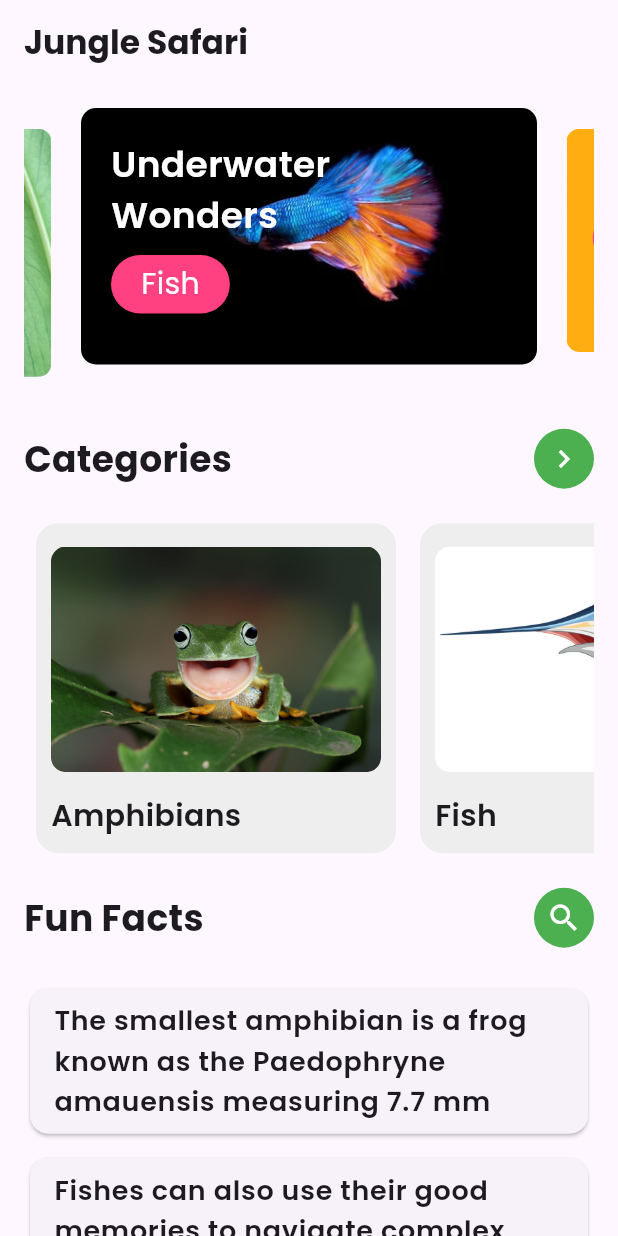
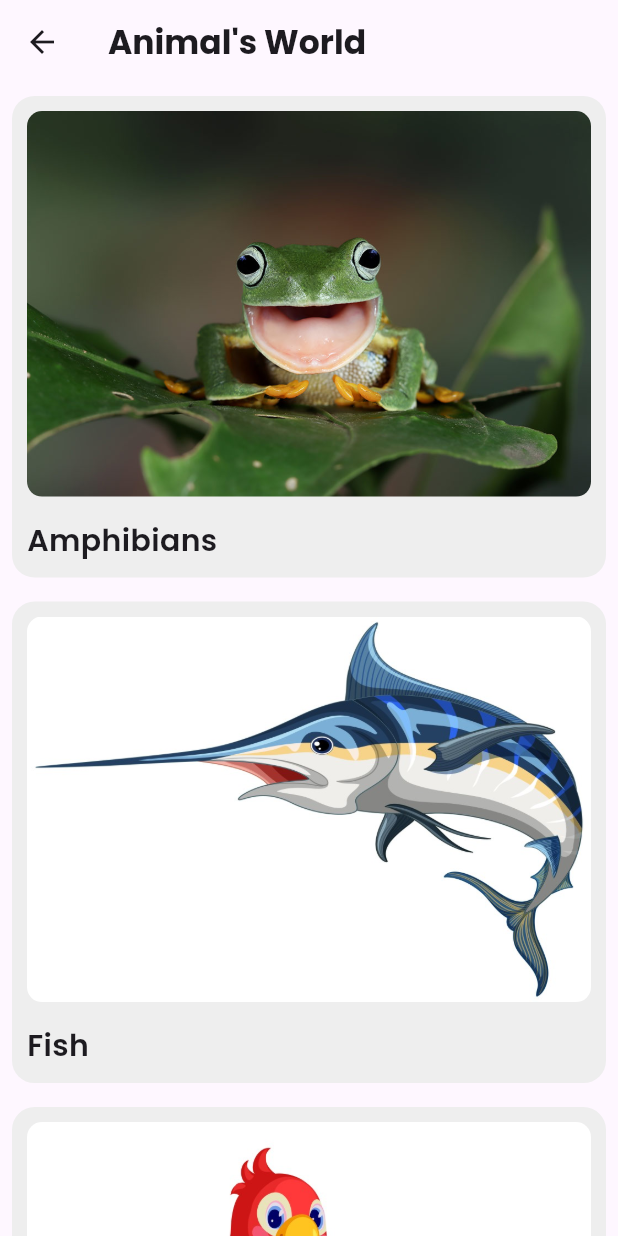
Before and after one commit to thatskishan/animal_database, a Flutter app: the screen it shows after launch, after a tap on the "navigate next" icon, on a phone screen of 412 x 824 dp. Run offline on Flutter 3.47's test engine with Material 2 defaults, Android fonts, the phone set to English and light mode, and no system bars; drawn by our look-alikes of carousel_slider; our stand-ins replace google_fonts, loading_animation_widget, sqflite; accounts and stored records are empty.

Commit message:
New Commit

```diff
--- a/lib/helper/db_helper.dart
+++ b/lib/helper/db_helper.dart
@@ -46,25 +46,71 @@ class DBHelper {
     return image;
   }
 
-  Future fetchRecordTitle() async {
+  Future insertCategoryRecord() async {
+    await initDB();
+
+    String query = "INSERT INTO animal(Title,Button,Image) VALUES(?, ?, ?, ?);";
+
+    List args = [
+      Global.categories.length,
+    ];
+
+    return await db!.rawInsert(query, args);
+  }
+
+  Future fetchCategoryRecord() async {
     await initDB();
 
     String query = "SELECT * FROM animal;";
-    List allTitle = await db!.rawQuery(query);
+    List allImage = await db!.rawQuery(query);
 
-    List title = Global.slider;
+    List cat = Global.categories;
 
-    return title;
+    return cat;
+  }
+}
+
+class DBHelpers {
+  DBHelpers._();
+  static final DBHelpers dbHelpers = DBHelpers._();
+
+  Database? db;
+
+  Future<void> initDB() async {
+    var directory = await getDatabasesPath();
+    String path = join(directory, "category.db");
+
+    db = await openDatabase(
+      path,
+      version: 5,
+      onCreate: (Database db, int ver) async {
+        String query =
+            "CREATE TABLE IF NOT EXISTS databsecat(Id INTEGER PRIMARY KEY AUTOINCREMENT,Name TEXT NOT NULL,Des TEXT NOT NULL, image BLOB);";
+        await db.execute(query);
+      },
+    );
   }
 
-  Future fetchRecordButton() async {
+  Future insertRecord() async {
     await initDB();
 
-    String query = "SELECT * FROM animal;";
-    List allButton = await db!.rawQuery(query);
+    String query = "INSERT INTO databsecat(Name,Image,Des) VALUES(?, ?, ?, ?);";
 
-    List button = Global.slider;
+    List args = [
+      Global.categories.length,
+    ];
 
-    return button;
+    return await db!.rawInsert(query, args);
+  }
+
+  Future fetchRecord() async {
+    await initDB();
+
+    String query = "SELECT * FROM databsecat;";
+    List allImage = await db!.rawQuery(query);
+
+    List image = Global.categories;
+
+    return image;
   }
 }
--- a/lib/main.dart
+++ b/lib/main.dart
@@ -1,4 +1,5 @@
-import 'package:animal_database/views/screens/animal_home.dart';
+import 'package:animal_database/views/screens/categories.dart';
+import 'package:animal_database/views/screens/splash_screen.dart';
 import 'package:flutter/material.dart';
 
 void main() {
@@ -9,7 +10,9 @@ void main() {
         useMaterial3: true,
       ),
       routes: {
-        '/': (context) => const AnimalHome(),
+        // '/': (context) => const AnimalHome(),
+        '/': (context) => const SplashScreen(),
+        'animal_categories': (context) => const AnimalCategories(),
       },
     ),
   );
--- a/lib/modals/globals.dart
+++ b/lib/modals/globals.dart
@@ -16,4 +16,43 @@ class Global {
       'button': 'Frogs',
     },
   ];
+
+  static List categories = [
+    {
+      'image': 'assets/images/amphibians.jpeg',
+      'name': 'Amphibians',
+      'des':
+          'Amphibians are four-limbed and ectothermic vertebrates of the class Amphibia. All living amphibians belong to the group Lissamphibia. They inhabit a wide variety of habitats, with most species living within terrestrial, fossorial, arboreal or freshwater aquatic ecosystems. Thus amphibians typically start out as larvae living in water, but some species have developed behavioural adaptations to bypass this.',
+    },
+    {
+      'image': 'assets/images/fish.jpg',
+      'name': 'Fish',
+      'des':
+          'Fish are aquatic, craniate, gill-bearing animals that lack limbs with digits. Included in this definition are the living hagfish, lampreys, and cartilaginous and bony fish as well as various extinct related groups. Approximately 95% of living fish species are ray-finned fish, belonging to the class Actinopterygii, with around 99% of those being teleosts.',
+    },
+    {
+      'image': 'assets/images/birds.jpg',
+      'name': 'Bird',
+      'des':
+          'Birds are a group of warm-blooded vertebrates constituting the class Aves, characterised by feathers, toothless beaked jaws, the laying of hard-shelled eggs, a high metabolic rate, a four-chambered heart, and a strong yet lightweight skeleton.',
+    },
+    {
+      'image': 'assets/images/inspects.jpg',
+      'name': 'Insects',
+      'des':
+          'Insects (from Latin insectum) are pancrustacean hexapod invertebrates of the class Insecta. They are the largest group within the arthropod phylum. Insects have a chitinous exoskeleton, a three-part body (head, thorax and abdomen), three pairs of jointed legs, compound eyes and one pair of antennae. Their blood is not totally contained in vessels; some circulates in an open cavity known as the haemocoel.',
+    },
+    {
+      'image': 'assets/images/mammals.jpg',
+      'name': 'Mammals',
+      'des':
+          'A mammal (from Latin mamma breast is a vertebrate animal of the class Mammalia). Mammals are characterized by the presence of milk-producing mammary glands for feeding their young, a neocortex region of the brain, fur or hair, and three middle ear bones. These characteristics distinguish them from reptiles and birds, which they diverged from in the Carboniferous Period over 300 million years ago.',
+    },
+    {
+      'image': 'assets/images/reptiles.jpg',
+      'name': 'Reptiles',
+      'des':
+          'Reptiles, as most commonly defined, are the animals in the class Reptilia, a paraphyletic grouping comprising all sauropsids except birds. Living reptiles comprise turtles, crocodilians, squamates and rhynchocephalians. As of March 2022, the Reptile Database includes about 11,700 species.',
+    },
+  ];
 }
--- /dev/null
+++ b/lib/views/screens/categories.dart
@@ -0,0 +1,100 @@
+import 'package:animal_database/views/screens/details_page.dart';
+import 'package:flutter/material.dart';
+import 'package:google_fonts/google_fonts.dart';
+
+import '../../helper/db_helper.dart';
+
+class AnimalCategories extends StatefulWidget {
+  const AnimalCategories({Key? key}) : super(key: key);
+
+  @override
+  State<AnimalCategories> createState() => _AnimalCategoriesState();
+}
+
+class _AnimalCategoriesState extends State<AnimalCategories> {
+  @override
+  Widget build(BuildContext context) {
+    return Scaffold(
+      appBar: AppBar(
+        title: Text(
+          "Animal's World",
+          style: GoogleFonts.poppins(
+            fontWeight: FontWeight.w700,
+          ),
+        ),
+      ),
+      body: FutureBuilder(
+          future: DBHelpers.dbHelpers.fetchRecord(),
+          builder: (context, snapShot) {
+            if (snapShot.hasError) {
+              return Text(
+                "${snapShot.hasError}",
+              );
+            } else if (snapShot.hasData) {
+              var data = snapShot.data;
+
+              return ListView.builder(
+                  itemCount: data.length,
+                  itemBuilder: (context, index) {
+                    return GestureDetector(
+                      onTap: () {
+                        Navigator.of(context).push(
+                          MaterialPageRoute(
+                            builder: (context) => DetailsPage(
+                              imagePath: data[index]['image'],
+                              name: data[index]['name'],
+                              description: data[index]['des'],
+                            ),
+                          ),
+                        );
+                      },
+                      child: conShort(
+                          imagePath: data[index]['image'],
+                          name: data[index]['name']),
+                    );
+                  });
+            }
+            return const CircularProgressIndicator();
+          }),
+    );
+  }
+
+  Widget conShort({
+    required String imagePath,
+    required String name,
+  }) {
+    return Padding(
+      padding: const EdgeInsets.all(8.0),
+      child: Container(
+        padding: const EdgeInsets.all(10),
+        decoration: BoxDecoration(
+          color: Colors.grey.shade200,
+          borderRadius: BorderRadius.circular(15),
+        ),
+        child: Column(
+          mainAxisAlignment: MainAxisAlignment.end,
+          crossAxisAlignment: CrossAxisAlignment.start,
+          children: [
+            ClipRRect(
+              borderRadius: BorderRadius.circular(10),
+              child: Image.asset(
+                imagePath,
+                fit: BoxFit.cover,
+              ),
+            ),
+            const SizedBox(
+              height: 15,
+            ),
+            Text(
+              name,
+              style: GoogleFonts.poppins(
+                fontSize: 20,
+                fontWeight: FontWeight.w600,
+              ),
+            ),
+          ],
+        ),
+      ),
+    );
+  }
+}
--- a/lib/views/screens/home_page.dart
+++ b/lib/views/screens/home_page.dart
@@ -122,7 +122,9 @@ class _HomePageState extends State<HomePage> {
                   CircleAvatar(
                     backgroundColor: Colors.green,
                     child: IconButton(
-                      onPressed: () {},
+                      onPressed: () {
+                        Navigator.of(context).pushNamed('animal_categories');
+                      },
                       icon: const Icon(
                         Icons.navigate_next,
                         color: Colors.white,
--- /dev/null
+++ b/lib/views/screens/splash_screen.dart
@@ -0,0 +1,81 @@
+import 'dart:async';
+import 'dart:math';
+
+import 'package:animal_database/helper/db_helper.dart';
+import 'package:animal_database/views/screens/home_page.dart';
+import 'package:flutter/material.dart';
+import 'package:google_fonts/google_fonts.dart';
+import 'package:loading_animation_widget/loading_animation_widget.dart';
+
+class SplashScreen extends StatefulWidget {
+  const SplashScreen({Key? key}) : super(key: key);
+
+  @override
+  State<SplashScreen> createState() => _SplashScreenState();
+}
+
+class _SplashScreenState extends State<SplashScreen> {
+  int i = 0;
+  Random r = Random();
+
+  @override
+  void initState() {
+    i = r.nextInt(5);
+    Timer(
+      const Duration(seconds: 3),
+      () {
+        Route newRoute = MaterialPageRoute(
+          builder: (context) => const HomePage(),
+        );
+        Navigator.of(context).pushReplacement(newRoute);
+      },
+    );
+    super.initState();
+  }
+
+  @override
+  Widget build(BuildContext context) {
+    return Scaffold(
+      backgroundColor: Colors.white,
+      body: FutureBuilder(
+          future: DBHelpers.dbHelpers.fetchRecord(),
+          builder: (context, snapShot) {
+            if (snapShot.hasError) {
+              return Text(
+                "${snapShot.hasError}",
+              );
+            } else if (snapShot.hasData) {
+              var data = snapShot.data;
+
+              return Center(
+                child: Column(
+                  mainAxisAlignment: MainAxisAlignment.center,
+                  children: [
+                    Image.asset(data[i]['image']),
+                    const SizedBox(
+                      height: 20,
+                    ),
+                    Text(
+                      data[i]['name'],
+                      style: GoogleFonts.poppins(
+                        fontSize: 36,
+                        fontWeight: FontWeight.w700,
+                      ),
+                    ),
+                    const SizedBox(
+                      height: 30,
+                    ),
+                    LoadingAnimationWidget.twistingDots(
+                      size: 200,
+                      leftDotColor: Colors.pink,
+                      rightDotColor: Colors.orangeAccent,
+                    ),
+                  ],
+                ),
+              );
+            }
+            return const CircularProgressIndicator();
+          }),
+    );
+  }
+}
--- a/pubspec.yaml
+++ b/pubspec.yaml
@@ -39,6 +39,7 @@ dependencies:
   path:
   google_fonts:
   carousel_slider: ^4.2.1
+  loading_animation_widget: ^1.2.0+4
 
 dev_dependencies:
   flutter_test:
```
Also changed, not shown: lib/views/screens/details_page.dart (added, +112 -0 lines), pubspec.lock.
